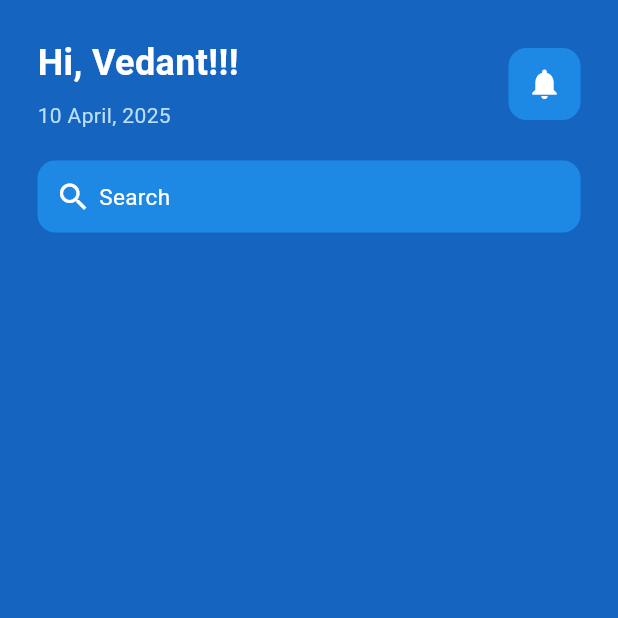
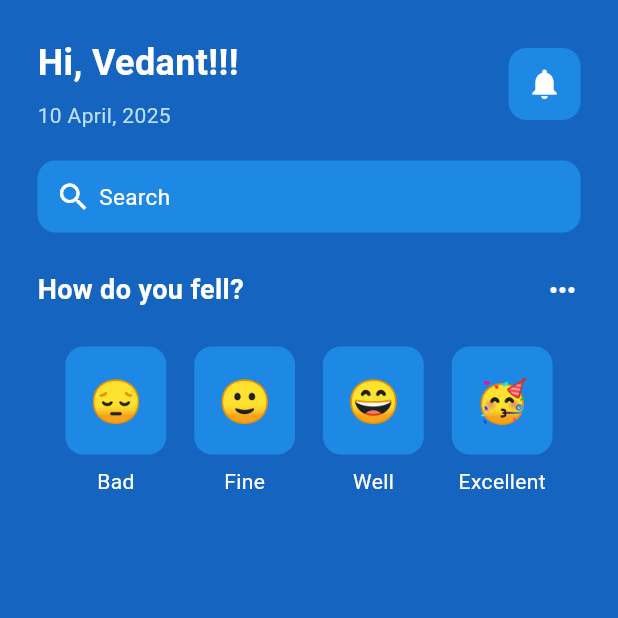
Before and after one commit to Xxvedant7xX/MentalHealthApp, a Flutter app: the screen it shows after launch, on a phone screen of 412 x 824 dp, the top half of it. Run offline on Flutter 3.47's test engine with Material 3 defaults, Android fonts, the phone set to English and light mode, and no system bars.

Commit message:
search bar and feeling

```diff
--- a/lib/pages/home_page.dart
+++ b/lib/pages/home_page.dart
@@ -1,6 +1,7 @@
 // ignore_for_file: prefer_const_constructors, prefer_const_literals_to_create_immutables, avoid_unnecessary_containers
 
 import 'package:flutter/material.dart';
+import 'package:mentalhealthapp/util/emoticon_face.dart';
 
 class HomePage extends StatefulWidget {
   const HomePage({super.key});
@@ -81,6 +82,91 @@ class _HomePageState extends State<HomePage> {
             ],
             ),
              ),
+
+             SizedBox(
+              height: 25,
+             ),
+
+             //emotion status
+              Row(
+                mainAxisAlignment: MainAxisAlignment.spaceBetween,
+                children: [
+                  Text('How do you fell?',
+                    style: TextStyle(
+                      fontSize: 18,
+                      fontWeight: FontWeight.bold,
+                     color: Colors.white,
+                    ),
+                    ),
+                    Icon(
+                      Icons.more_horiz,
+                      color: Colors.white,
+                    )
+                ],
+              ),
+
+              SizedBox(
+              height: 25,
+             ),
+
+             //current mood representation
+             Row(
+              mainAxisAlignment: MainAxisAlignment.spaceEvenly,
+              children: [
+                //bad
+              Column(
+                children: [
+                  EmoticonFace(
+                    emoticonFace: '😔',
+                    ),
+                    SizedBox(height: 8,),
+                    Text(
+                      'Bad',
+                      style: TextStyle(color: Colors.white,),
+                      ),
+                ],
+              ),
+               //Fine
+               Column(
+                children: [
+                  EmoticonFace(
+                    emoticonFace: '🙂',
+                    ),
+                    SizedBox(height: 8,),
+                    Text(
+                      'Fine',
+                      style: TextStyle(color: Colors.white,),
+                      ),
+                ],
+              ),
+              //Well
+              Column(
+                children: [
+                  EmoticonFace(
+                    emoticonFace: '😄',
+                    ),
+                    SizedBox(height: 8,),
+                    Text(
+                      'Well',
+                      style: TextStyle(color: Colors.white,),
+                      ),
+                ],
+              ),
+              //Excellent
+              Column(
+                children: [
+                  EmoticonFace(
+                    emoticonFace: '🥳',
+                    ),
+                    SizedBox(height: 8,),
+                    Text(
+                      'Excellent',
+                      style: TextStyle(color: Colors.white,),
+                      ),
+                ],
+              ),
+              ],
+             ),
            ],
           ),
         ),
--- /dev/null
+++ b/lib/util/emoticon_face.dart
@@ -0,0 +1,32 @@
+// ignore_for_file: prefer_const_constructors
+
+import 'package:flutter/material.dart';
+
+class EmoticonFace extends StatelessWidget {
+final String emoticonFace;
+
+
+  const EmoticonFace({
+    Key? key,
+    required this.emoticonFace,
+    }) : super(key:  key);
+
+  @override
+  Widget build(BuildContext context) {
+    return Container(
+              decoration: BoxDecoration(
+                color: Colors.blue[600],
+                borderRadius: BorderRadius.circular(12),
+              ),
+              padding: EdgeInsets.all(16),
+              child: Center(
+                child: Text(
+                  emoticonFace,
+                  style: TextStyle(
+                    fontSize: 28,
+                  )
+                  ),
+                  ),
+               );
+  }
+}
```
